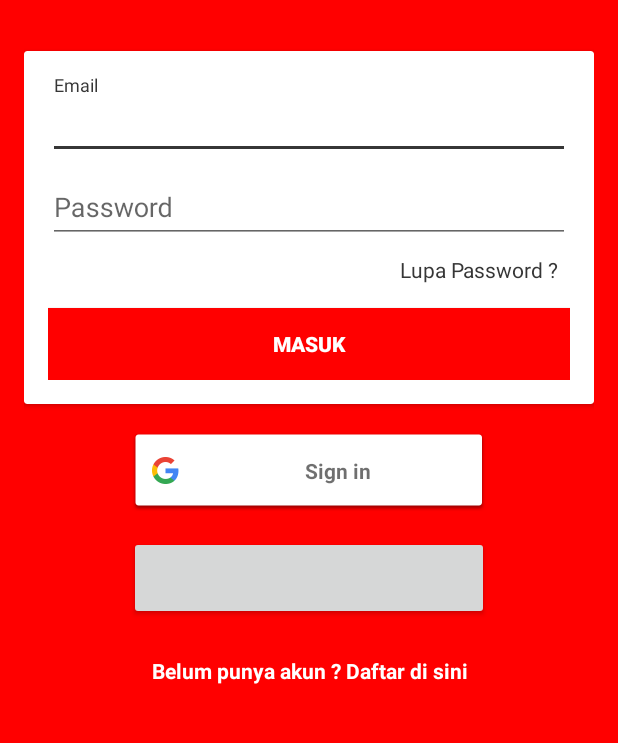
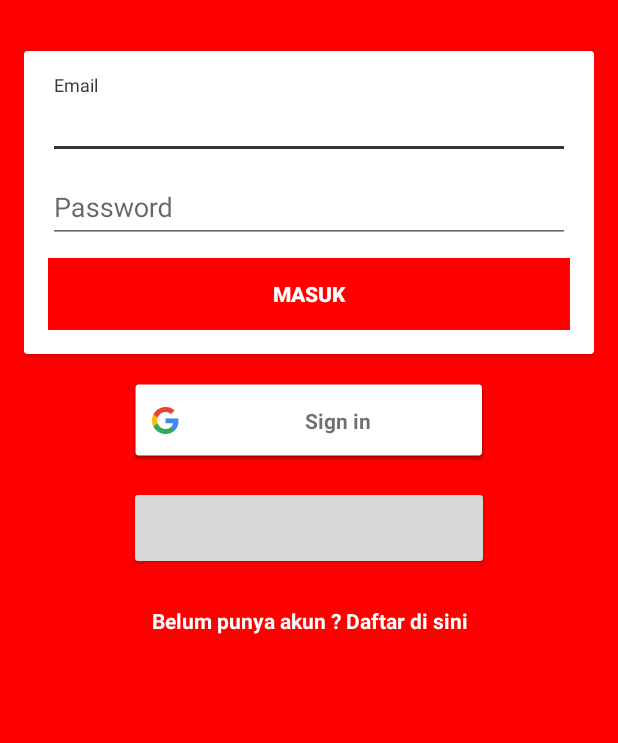
Before and after one commit to NikkoES/properti-app, an Android app: the screen it shows after launch (LoginActivity), on a phone screen of 412 x 824 dp, the part 217-960 px from its top. Run offline under Robolectric (Android 15) with nearby library versions, the phone set to English and light mode, and no system bars; our stand-ins replace ButterKnife; libraries missing offline, so code that uses them is left out: com.facebook, com.facebook.login; plain views replace LoginButton; 6 statements that could not run were skipped.

Commit message:
bug fixing

```diff
--- a/app/src/main/java/com/analisaproperti/analisaproperti/activity/MainActivity.java
+++ b/app/src/main/java/com/analisaproperti/analisaproperti/activity/MainActivity.java
@@ -213,7 +213,6 @@ public class MainActivity extends AppCompatActivity implements NavigationView.On
                         Auth.GoogleSignInApi.signOut(googleApiClient).setResultCallback(new ResultCallback<Status>() {
                             @Override
                             public void onResult(@NonNull Status status) {
-                                Toast.makeText(MainActivity.this, "Logout Success !", Toast.LENGTH_SHORT).show();
                             }
                         });
                         LoginManager.getInstance().logOut();
--- a/app/src/main/java/com/analisaproperti/analisaproperti/adapter/cashflow/CashFlowAdapter.java
+++ b/app/src/main/java/com/analisaproperti/analisaproperti/adapter/cashflow/CashFlowAdapter.java
@@ -159,6 +159,8 @@ public class CashFlowAdapter extends RecyclerView.Adapter<CashFlowAdapter.ViewHo
                         if (response.isSuccessful()){
                             if (response.body().getData().equalsIgnoreCase("1")){
                                 Toast.makeText(context, context.getString(R.string.berhasil_dihapus), Toast.LENGTH_SHORT).show();
+                                listCashFlow.remove(position);
+                                notifyDataSetChanged();
                             }
                             else {
                                 Toast.makeText(context, context.getString(R.string.gagal_dihapus), Toast.LENGTH_SHORT).show();
--- a/app/src/main/java/com/analisaproperti/analisaproperti/adapter/cicilan/CicilanAdapter.java
+++ b/app/src/main/java/com/analisaproperti/analisaproperti/adapter/cicilan/CicilanAdapter.java
@@ -108,6 +108,8 @@ public class CicilanAdapter extends RecyclerView.Adapter<CicilanAdapter.ViewHold
                         if (response.isSuccessful()){
                             if (response.body().getData().equalsIgnoreCase("1")){
                                 Toast.makeText(context, context.getString(R.string.berhasil_dihapus), Toast.LENGTH_SHORT).show();
+                                listCicilan.remove(position);
+                                notifyDataSetChanged();
                             }
                             else {
                                 Toast.makeText(context, context.getString(R.string.gagal_dihapus), Toast.LENGTH_SHORT).show();
--- a/app/src/main/java/com/analisaproperti/analisaproperti/adapter/nilaipasar/NilaiPasarAdapter.java
+++ b/app/src/main/java/com/analisaproperti/analisaproperti/adapter/nilaipasar/NilaiPasarAdapter.java
@@ -162,6 +162,8 @@ public class NilaiPasarAdapter extends RecyclerView.Adapter<NilaiPasarAdapter.Vi
                         if (response.isSuccessful()){
                             if (response.body().getData().equalsIgnoreCase("1")){
                                 Toast.makeText(context, context.getString(R.string.berhasil_dihapus), Toast.LENGTH_SHORT).show();
+                                listNilaiPasar.remove(position);
+                                notifyDataSetChanged();
                             }
                             else {
                                 Toast.makeText(context, context.getString(R.string.gagal_dihapus), Toast.LENGTH_SHORT).show();
--- a/app/src/main/res/layout/activity_login.xml
+++ b/app/src/main/res/layout/activity_login.xml
@@ -77,21 +77,11 @@
 
                     </android.support.design.widget.TextInputLayout>
 
-                    <TextView
-                        android:id="@+id/btn_forgot_password"
-                        android:layout_width="match_parent"
-                        android:layout_height="wrap_content"
-                        android:layout_margin="8dp"
-                        android:gravity="right"
-                        android:text="@string/lupa_password"
-                        android:textColor="@color/colorAccent"
-                        android:textSize="14sp"/>
-
                     <Button
                         android:id="@+id/btn_login"
                         android:layout_width="match_parent"
                         android:layout_height="wrap_content"
-                        android:layout_marginTop="8dp"
+                        android:layout_marginTop="10dp"
                         android:background="@color/colorPrimary"
                         android:textColor="@color/colorWhite"
                         android:text="@string/login"
```
